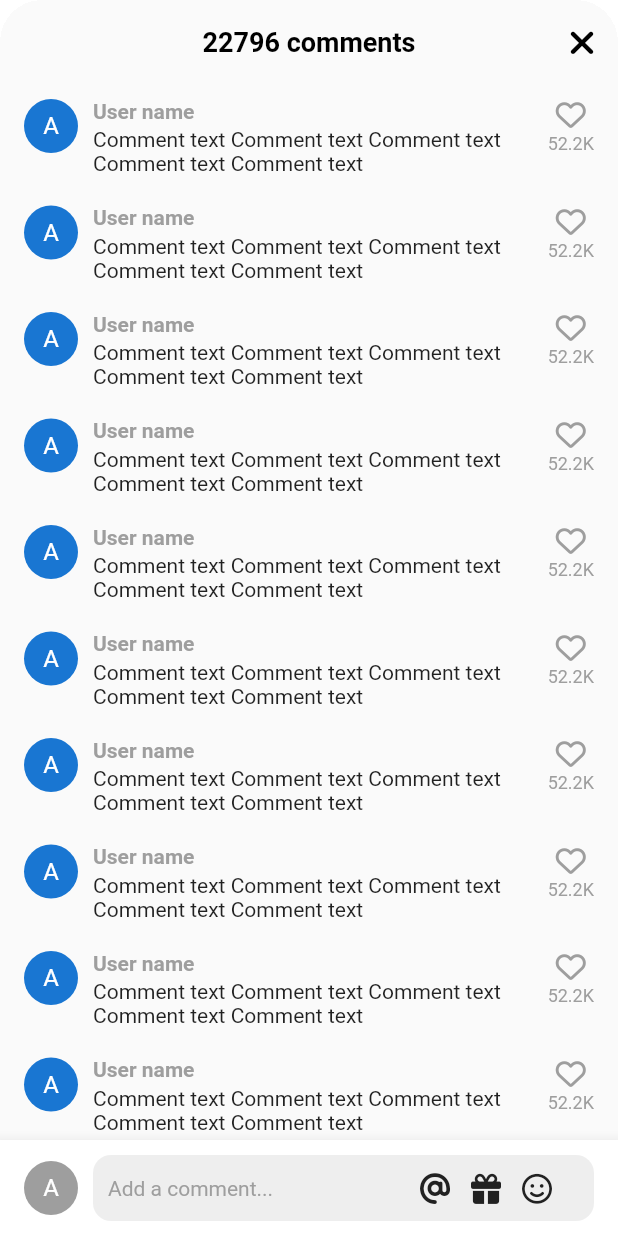
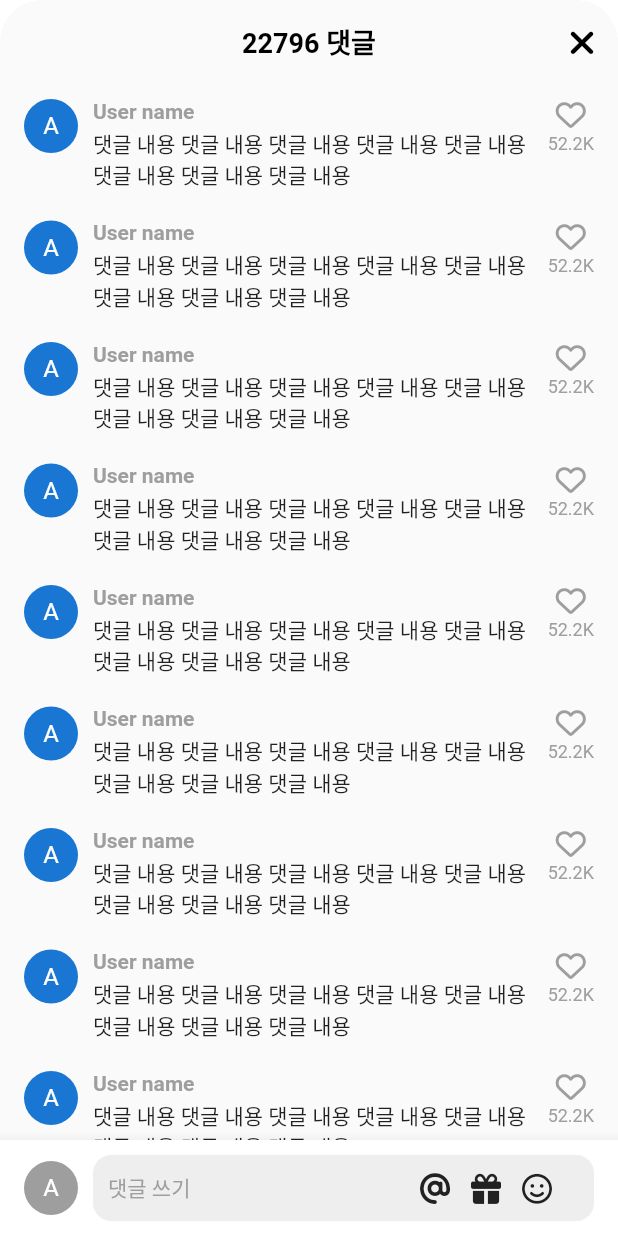
Before and after one commit to youksimgyu/tiktok, a Flutter app: the VideoComments screen opened directly, on a phone screen of 412 x 824 dp. Run offline on Flutter 3.47's test engine with Material 2 defaults, Android fonts, the phone set to English and light mode, and no system bars; our stand-ins replace font_awesome_flutter, video_player, visibility_detector.

Commit message:
문구 영어에서 한글로 수정하면서 크기 수정

```diff
--- a/lib/features/videos/widgets/video_comments.dart
+++ b/lib/features/videos/widgets/video_comments.dart
@@ -48,6 +48,12 @@ class _VideoCommentsState extends State<VideoComments> {
   }
 
   @override
+  void dispose() {
+    _scrollController.dispose();
+    super.dispose();
+  }
+
+  @override
   Widget build(BuildContext context) {
     final size = MediaQuery.of(context).size;
 
@@ -67,7 +73,7 @@ class _VideoCommentsState extends State<VideoComments> {
         appBar: AppBar(
           backgroundColor: Colors.grey.shade50,
           automaticallyImplyLeading: false,
-          title: const Text('22796 comments'),
+          title: const Text('22796 댓글'),
           actions: [
             IconButton(
               onPressed: _onClosePressed,
@@ -81,9 +87,8 @@ class _VideoCommentsState extends State<VideoComments> {
             children: [
               Scrollbar(
                 controller: _scrollController,
-                thickness: 5,
+                interactive: true,
                 trackVisibility: true,
-                interactive: true,
                 child: ListView.separated(
                   padding: const EdgeInsets.symmetric(
                     horizontal: Sizes.size16,
@@ -113,7 +118,7 @@ class _VideoCommentsState extends State<VideoComments> {
                             ),
                             Gaps.v3,
                             const Text(
-                              'Comment text Comment text Comment text Comment text Comment text',
+                              '댓글 내용 댓글 내용 댓글 내용 댓글 내용 댓글 내용 댓글 내용 댓글 내용 댓글 내용',
                             ),
                           ],
                         ),
@@ -180,7 +185,7 @@ class _VideoCommentsState extends State<VideoComments> {
                               maxLines: null,
                               minLines: null,
                               decoration: InputDecoration(
-                                hintText: 'Add a comment...',
+                                hintText: '댓글 쓰기',
                                 hintStyle: TextStyle(
                                   fontSize: Sizes.size14,
                                   color: Colors.grey.shade500,
```
Also changed, not shown: lib/features/videos/widgets/video_post.dart (+6 -4 lines).
